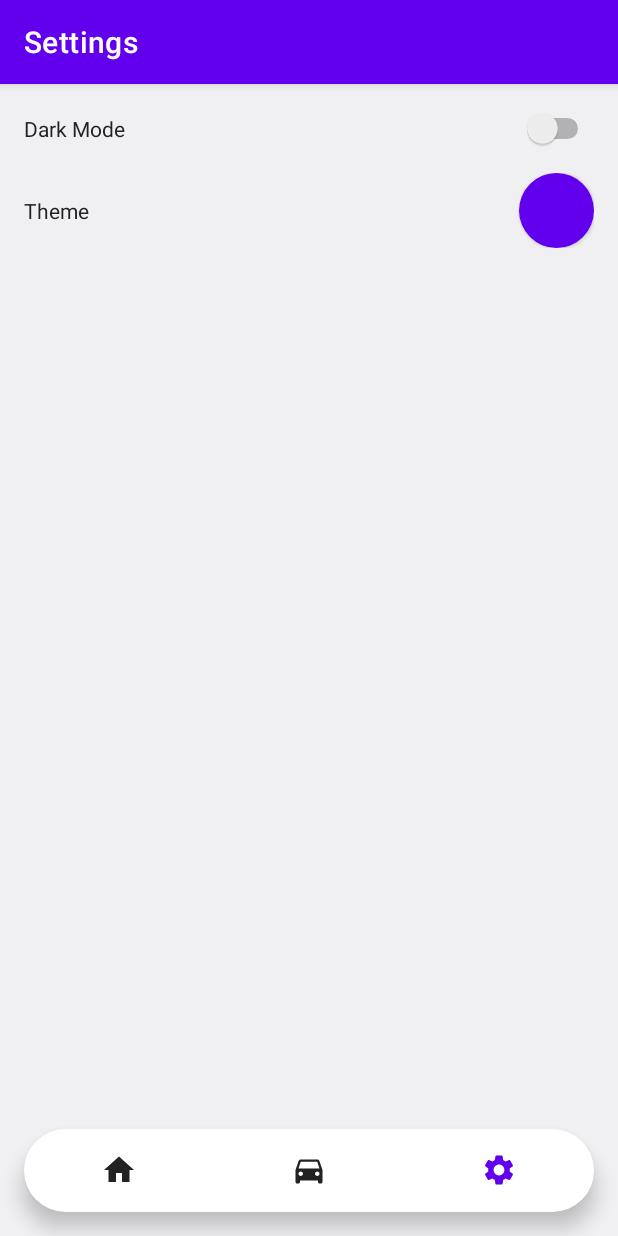
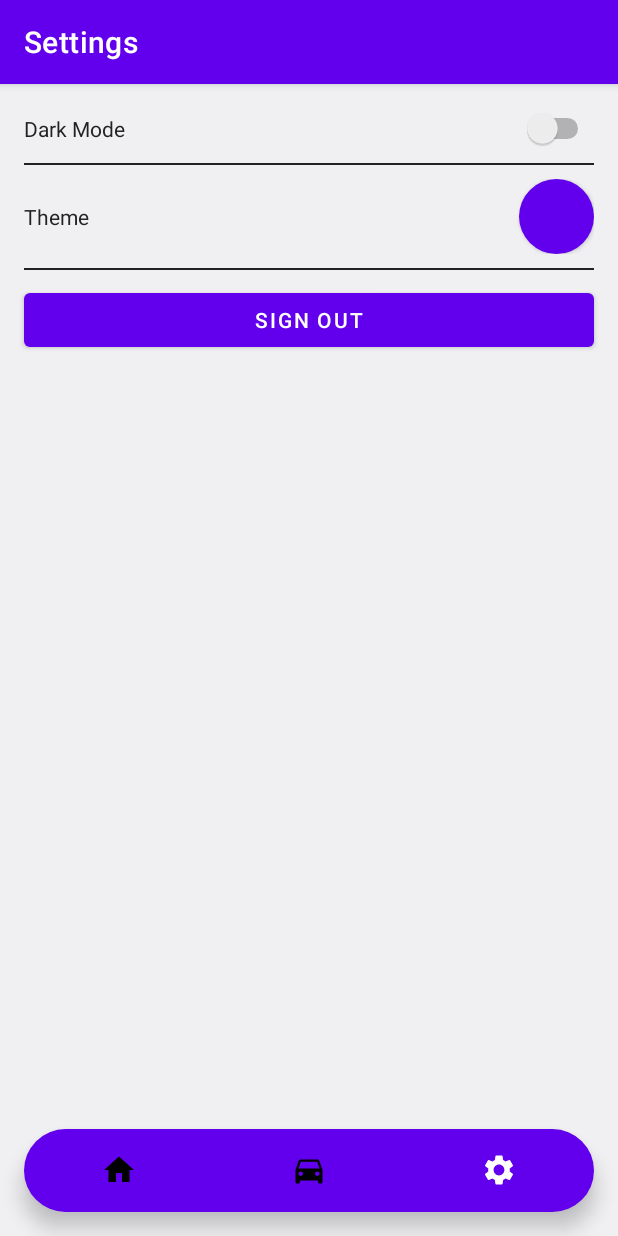
Before and after one commit to MobileAppDevGroup22/COMP4200-Group22-Project, an Android app: the SettingsActivity screen opened directly, with no data from a screen before it, on a phone screen of 412 x 824 dp. Run offline under Robolectric (Android 15) with nearby library versions, the phone set to English and light mode, and no system bars; our stand-ins replace Volley; network calls fail.

```diff
--- a/GasTracker/app/src/main/java/group22/gastracker/SettingsActivity.java
+++ b/GasTracker/app/src/main/java/group22/gastracker/SettingsActivity.java
@@ -26,7 +26,7 @@ public class SettingsActivity extends GlobalActivity {
     BottomNavigationView bottomNav;
 
     Switch darkModeSwitch;
-    Button themeSelectButton;
+    Button themeSelectButton, signOutButton;
 
     private AlertDialog.Builder dialogBuilder;
     private AlertDialog dialog;
@@ -49,7 +49,7 @@ public class SettingsActivity extends GlobalActivity {
         setContentView(R.layout.activity_settings);
         setTitle("Settings");
         this.bottomNavBarHandler();
-
+        signOutButton = findViewById(R.id.button_signOut);
         themeSelectButton = findViewById(R.id.button_themeSelect);
         darkModeSwitch = findViewById(R.id.switch_DarkMode);
         if(darkMode){
@@ -74,6 +74,27 @@ public class SettingsActivity extends GlobalActivity {
                 saveValue();
             }
         });
+
+
+        signOutButton.setOnClickListener(new View.OnClickListener() {
+            @Override
+            public void onClick(View view) {
+                removeSavedUser();
+            }
+        });
+
+    }
+
+    public void removeSavedUser(){
+        sharedPreferences = getSharedPreferences("saveLoginInfo", Context.MODE_PRIVATE);
+        SharedPreferences.Editor sharedPrefEditor = sharedPreferences.edit();
+        sharedPrefEditor.putString("username", null);
+        sharedPrefEditor.putString("password", null);
+        sharedPrefEditor.putBoolean("isRemember", false);
+        sharedPrefEditor.commit();
+
+        Intent intent = new Intent(getApplicationContext(), LoginActivity.class);
+        startActivity(intent);
 
     }
 
--- a/GasTracker/app/src/main/res/drawable/bottom_nav_background.xml
+++ b/GasTracker/app/src/main/res/drawable/bottom_nav_background.xml
@@ -2,7 +2,7 @@
 <shape xmlns:android="http://schemas.android.com/apk/res/android"
 
     android:shape="rectangle">
-    <solid android:color="?android:attr/colorAccent"/>
+    <solid android:color="?android:attr/colorPrimary"/>
     <corners android:radius="80dp"/>
 
 </shape>
--- a/GasTracker/app/src/main/res/drawable/bottom_nav_icon_color.xml
+++ b/GasTracker/app/src/main/res/drawable/bottom_nav_icon_color.xml
@@ -1,5 +1,5 @@
 <?xml version="1.0" encoding="utf-8"?>
 <selector xmlns:android="http://schemas.android.com/apk/res/android">
-    <item android:state_checked="true" android:color="?android:attr/colorPrimary" />
-    <item android:state_checked="false" android:color="?android:attr/switchTextAppearance"/>
+    <item android:state_checked="true" android:color="@color/white" />
+    <item android:state_checked="false" android:color="@color/black"/>
 </selector>
--- a/GasTracker/app/src/main/res/layout/activity_login.xml
+++ b/GasTracker/app/src/main/res/layout/activity_login.xml
@@ -37,7 +37,8 @@
         android:layout_marginBottom="160dp"
         android:text="Remember Password?"
         app:layout_constraintBottom_toTopOf="@+id/button_logIn"
-        app:layout_constraintStart_toStartOf="@+id/editText_Password" />
+        app:layout_constraintStart_toStartOf="@+id/editText_Password"
+        android:buttonTint="?android:attr/colorPrimary"/>
 
     <Button
         android:id="@+id/button_logIn"
--- a/GasTracker/app/src/main/res/layout/activity_settings.xml
+++ b/GasTracker/app/src/main/res/layout/activity_settings.xml
@@ -37,16 +37,29 @@
         app:layout_constraintStart_toStartOf="parent"
         app:layout_constraintTop_toTopOf="parent" />
 
+    <View
+        android:id="@+id/viewSettings"
+        android:layout_width="match_parent"
+        android:layout_height="1dp"
+        android:layout_marginTop="9dp"
+        android:layout_marginStart="16dp"
+        android:layout_marginEnd="16dp"
+        android:background="?android:attr/textColor"
+        app:layout_constraintTop_toBottomOf="@+id/switch_DarkMode"
+        app:layout_constraintEnd_toEndOf="parent"
+        app:layout_constraintStart_toStartOf="parent" />
+
     <LinearLayout
+        android:id="@+id/Linear_ThemeSelect"
         android:layout_width="0dp"
         android:layout_height="wrap_content"
         android:layout_marginStart="16dp"
-        android:layout_marginTop="16dp"
+        android:layout_marginTop="9dp"
         android:layout_marginEnd="16dp"
         android:orientation="horizontal"
         app:layout_constraintEnd_toEndOf="parent"
         app:layout_constraintStart_toStartOf="parent"
-        app:layout_constraintTop_toBottomOf="@+id/switch_DarkMode">
+        app:layout_constraintTop_toBottomOf="@+id/viewSettings">
 
         <TextView
             android:layout_width="wrap_content"
@@ -63,4 +76,28 @@
             android:background="@drawable/circle_button" />
     </LinearLayout>
 
+    <View
+        android:id="@+id/viewSettings2"
+        android:layout_width="match_parent"
+        android:layout_height="1dp"
+        android:layout_marginTop="9dp"
+        android:layout_marginStart="16dp"
+        android:layout_marginEnd="16dp"
+        android:background="?android:attr/textColor"
+        app:layout_constraintTop_toBottomOf="@+id/Linear_ThemeSelect"
+        app:layout_constraintEnd_toEndOf="parent"
+        app:layout_constraintStart_toStartOf="parent" />
+
+    <Button
+        android:id="@+id/button_signOut"
+        android:layout_width="0dp"
+        android:layout_height="wrap_content"
+        android:layout_marginStart="16dp"
+        android:layout_marginTop="9dp"
+        android:layout_marginEnd="16dp"
+        android:text="Sign out"
+        app:layout_constraintEnd_toEndOf="parent"
+        app:layout_constraintStart_toStartOf="parent"
+        app:layout_constraintTop_toBottomOf="@+id/viewSettings2" />
+
 </androidx.constraintlayout.widget.ConstraintLayout>
--- a/GasTracker/app/src/main/res/layout/list_adapter_layout.xml
+++ b/GasTracker/app/src/main/res/layout/list_adapter_layout.xml
@@ -21,7 +21,8 @@
             android:layout_weight="48"
             android:gravity="left|center_vertical"
             android:text="Gas"
-            android:textSize="20sp" />
+            android:textSize="20sp"
+            android:textColor="?android:attr/colorForeground"/>
 
         <TextView
             android:id="@+id/textView_Date"
```
Also changed, not shown: GasTracker/app/src/main/java/group22/gastracker/LoginActivity.java (+47 -33 lines).
